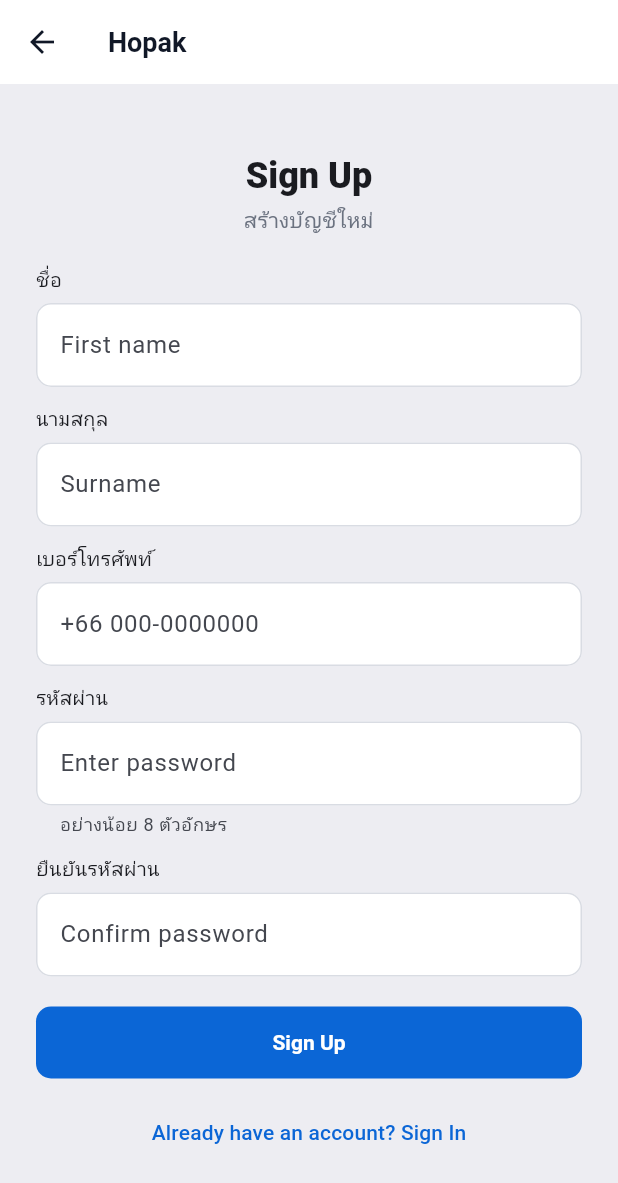
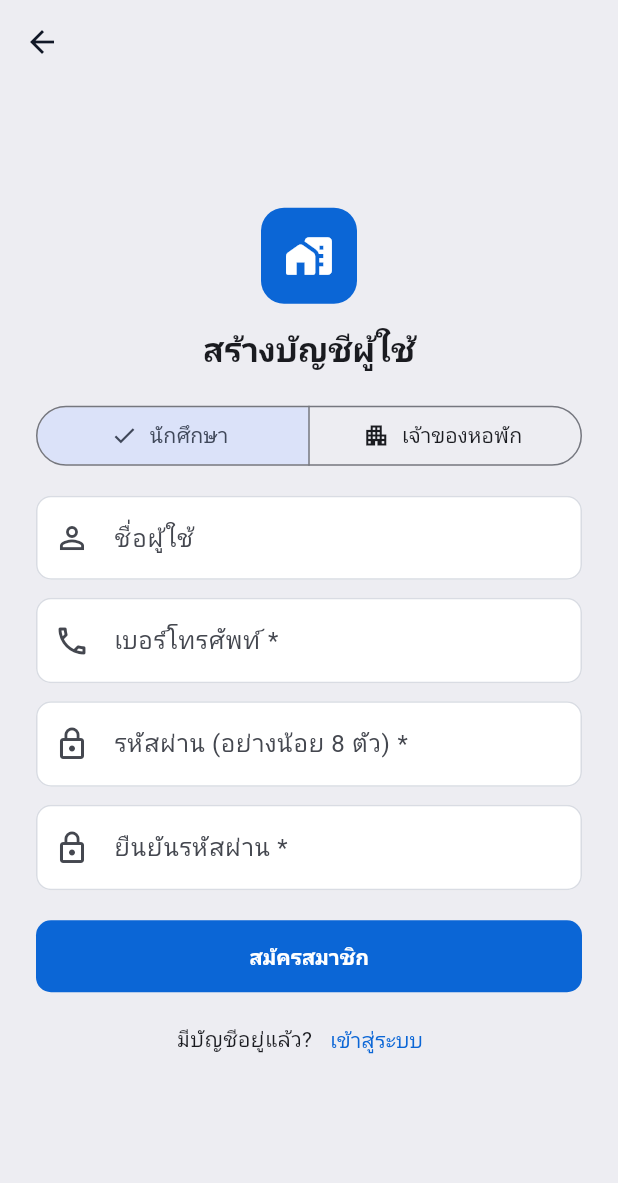
Before and after one commit to surachanon-Dev/Ho-Phak-, a Flutter app: the RegisterScreen screen opened directly with empty values, on a phone screen of 412 x 824 dp. Shown: the top 1183 px of the screen. Run offline on Flutter 3.47's test engine with Material 3 defaults, Android fonts, the phone set to English and light mode, and no system bars; our stand-ins replace file_picker, flutter_map, geolocator, image_picker, latlong2, shared_preferences; missing offline and left inert: dart:html; accounts and stored records are empty.

Commit message:
แก้ไข UI หน้า login กับ หน้า register

```diff
--- a/frontend/lib/features/auth/login/login_controller.dart
+++ b/frontend/lib/features/auth/login/login_controller.dart
@@ -27,11 +27,11 @@ class LoginController extends ChangeNotifier {
   CurrentUser? get user => _user;
 
   static const invalidCredentialsMessage =
-      'เบอร์โทรหรือรหัสผ่านไม่ถูกต้อง กรุณาลองอีกครั้ง';
+      'ชื่อผู้ใช้/เบอร์โทร หรือรหัสผ่านไม่ถูกต้อง กรุณาลองอีกครั้ง';
 
   /// ตรวจเบอร์: ต้องไม่ว่าง
   static String? validatePhone(String? value) =>
-      (value == null || value.trim().isEmpty) ? 'กรุณากรอกเบอร์โทรศัพท์' : null;
+      (value == null || value.trim().isEmpty) ? 'กรุณากรอกชื่อผู้ใช้หรือเบอร์โทร' : null;
 
   /// ตรวจรหัสผ่าน: ต้องไม่ว่าง
   static String? validatePassword(String? value) =>
--- a/frontend/lib/features/auth/register/register_controller.dart
+++ b/frontend/lib/features/auth/register/register_controller.dart
@@ -6,18 +6,25 @@ import 'package:hopak_frontend/features/auth/services/auth_service.dart';
 /// ข้อมูลฟอร์มสมัครสมาชิก
 class RegisterInput {
   const RegisterInput({
-    required this.firstName,
-    required this.surname,
+    this.username = '',
+    this.firstName = '',
+    this.surname = '',
     required this.phone,
     required this.password,
     required this.confirmPassword,
+    this.role,
   });
 
+  /// ชื่อผู้ใช้ (ไม่บังคับ)
+  final String username;
   final String firstName;
   final String surname;
   final String phone;
   final String password;
   final String confirmPassword;
+
+  /// 'student' หรือ 'owner' (null = ไม่ส่ง ให้ backend ใช้ค่าเริ่มต้น)
+  final String? role;
 }
 
 /// หน้าสมัครสมาชิก: ตรวจฟอร์ม ส่งคำขอ และแปลงข้อผิดพลาดเบอร์ซ้ำเป็นข้อความในฟอร์ม
@@ -56,6 +63,24 @@ class RegisterController extends ChangeNotifier {
   static String? validateConfirm(String? value, String password) =>
       value != password ? 'รหัสผ่านไม่ตรงกัน' : null;
 
+  static const maxUsernameLength = 50;
+
+  /// ชื่อผู้ใช้: ไม่บังคับ แต่ต้องไม่เกิน 50 ตัว
+  static String? validateUsername(String? value) =>
+      (value ?? '').trim().length > maxUsernameLength
+      ? 'ชื่อผู้ใช้ต้องไม่เกิน $maxUsernameLength ตัวอักษร'
+      : null;
+
+  /// เบอร์: ต้องกรอก และเป็นเบอร์ 10 หลักขึ้นต้นด้วย 0 (หรือ +66) เว้นวรรค/ขีดได้ ตรงกับที่ backend ตรวจ
+  static String? validatePhone(String? value) {
+    final v = (value ?? '').replaceAll(RegExp(r'[\s-]'), '');
+    if (v.isEmpty) return 'กรุณากรอกเบอร์โทรศัพท์';
+    final local = v.startsWith('+66') ? '0${v.substring(3)}' : v;
+    return RegExp(r'^0\d{9}$').hasMatch(local)
+        ? null
+        : 'เบอร์โทรต้องเป็นตัวเลข 10 หลัก ขึ้นต้นด้วย 0';
+  }
+
   /// เบอร์ซ้ำ: backend ตอบ 409 พร้อมข้อความที่มีคำว่า "เบอร์" หรือ "ถูกใช้"
   static bool isDuplicatePhone(Object error) {
     if (error is! ApiException) return false;
@@ -75,8 +100,10 @@ class RegisterController extends ChangeNotifier {
         input.phone.trim(),
         input.password,
         input.confirmPassword,
+        username: input.username.trim(),
         firstName: input.firstName.trim(),
         surname: input.surname.trim(),
+        role: input.role,
       );
       _done = true;
       return true;
--- a/frontend/lib/features/auth/register/register_screen.dart
+++ b/frontend/lib/features/auth/register/register_screen.dart
@@ -1,12 +1,13 @@
 import 'package:flutter/material.dart';
 
-import 'package:hopak_frontend/features/auth/register/register_controller.dart';
 import 'package:hopak_frontend/core/app_services.dart';
 import 'package:hopak_frontend/core/theme/app_theme.dart';
 import 'package:hopak_frontend/core/utils/error_handling.dart';
+import 'package:hopak_frontend/features/auth/register/register_controller.dart';
+import 'package:hopak_frontend/features/auth/widgets/auth_widgets.dart';
 
-/// หน้า Sign Up ตามดีไซน์: ชื่อ, นามสกุล, เบอร์โทร, รหัสผ่าน, ยืนยันรหัสผ่าน
-/// backend สร้างบัญชีเป็นนักศึกษาเสมอ ชื่อ-นามสกุลถูกส่งเป็น username
+/// หน้าสมัครสมาชิก: เลือกประเภท (นักศึกษา / เจ้าของหอพัก), ชื่อผู้ใช้, เบอร์โทร, รหัสผ่าน, ยืนยันรหัสผ่าน
+/// สมัครสำเร็จแล้วปิดหน้านี้และส่งเบอร์กลับไปให้หน้าเข้าสู่ระบบเติมให้
 class RegisterScreen extends StatefulWidget {
   const RegisterScreen({super.key, required this.services});
 
@@ -18,12 +19,12 @@ class RegisterScreen extends StatefulWidget {
 
 class _RegisterScreenState extends State<RegisterScreen> {
   final _formKey = GlobalKey<FormState>();
-  final _first = TextEditingController();
-  final _surname = TextEditingController();
+  final _username = TextEditingController();
   final _phone = TextEditingController();
   final _password = TextEditingController();
   final _confirm = TextEditingController();
   late final RegisterController _c;
+  String _role = 'student';
 
   @override
   void initState() {
@@ -40,7 +41,7 @@ class _RegisterScreenState extends State<RegisterScreen> {
   void dispose() {
     _c.removeListener(_onChanged);
     _c.dispose();
-    for (final c in [_first, _surname, _phone, _password, _confirm]) {
+    for (final c in [_username, _phone, _password, _confirm]) {
       c.dispose();
     }
     super.dispose();
@@ -50,11 +51,11 @@ class _RegisterScreenState extends State<RegisterScreen> {
     if (!_formKey.currentState!.validate()) return;
     final ok = await _c.submit(
       RegisterInput(
-        firstName: _first.text,
-        surname: _surname.text,
+        username: _username.text,
         phone: _phone.text,
         password: _password.text,
         confirmPassword: _confirm.text,
+        role: _role,
       ),
     );
     if (!mounted) return;
@@ -62,7 +63,7 @@ class _RegisterScreenState extends State<RegisterScreen> {
       await showDialog<void>(
         context: context,
         builder: (ctx) => AlertDialog(
-          title: const Text('Sign Up สำเร็จ'),
+          title: const Text('สมัครสมาชิกสำเร็จ'),
           content: const Text('เข้าสู่ระบบด้วยเบอร์โทรและรหัสผ่านที่สมัครไว้'),
           actions: [
             FilledButton(
@@ -72,117 +73,112 @@ class _RegisterScreenState extends State<RegisterScreen> {
           ],
         ),
       );
-      if (mounted) Navigator.of(context).pop();
+      if (mounted) Navigator.of(context).pop(_phone.text.trim());
     } else if (_c.failure != null) {
       showApiError(context, widget.services, _c.failure!);
     }
   }
-
-  Widget _label(String text) => Padding(
-    padding: const EdgeInsets.only(bottom: 6),
-    child: Text(text, style: const TextStyle(fontSize: 13)),
-  );
 
   @override
   Widget build(BuildContext context) {
     final theme = Theme.of(context);
     return Scaffold(
       appBar: AppBar(
-        title: const Text('Hopak'),
-        leading: BackButton(
-          onPressed: () => Navigator.of(context).popUntil((r) => r.isFirst),
+        backgroundColor: Colors.transparent,
+        leading: BackButton(onPressed: () => Navigator.of(context).maybePop()),
       ),
-      ),
-      body: Center(
+      body: SafeArea(
+        top: false,
+        child: Center(
           child: SingleChildScrollView(
-          padding: const EdgeInsets.all(24),
+            padding: const EdgeInsets.fromLTRB(24, 0, 24, 24),
             child: ConstrainedBox(
-            constraints: const BoxConstraints(maxWidth: 400),
+              constraints: const BoxConstraints(maxWidth: 420),
               child: Form(
                 key: _formKey,
                 child: Column(
                   mainAxisSize: MainAxisSize.min,
                   crossAxisAlignment: CrossAxisAlignment.stretch,
                   children: [
+                    const Center(child: HoPhakLogo(size: 64, showName: false)),
+                    const SizedBox(height: 16),
                     Text(
-                    'Sign Up',
-                    style: theme.textTheme.headlineSmall?.copyWith(
-                      fontWeight: FontWeight.w800,
-                    ),
+                      'สร้างบัญชีผู้ใช้',
                       textAlign: TextAlign.center,
-                  ),
-                  const SizedBox(height: 4),
-                  const Text(
-                    'สร้างบัญชีใหม่',
-                    style: TextStyle(color: AppColors.textMuted),
-                    textAlign: TextAlign.center,
+                      style: theme.textTheme.titleLarge?.copyWith(fontWeight: FontWeight.w700),
                     ),
                     const SizedBox(height: 20),
-                  _label('ชื่อ'),
+                    SegmentedButton<String>(
+                      segments: const [
+                        ButtonSegment(
+                          value: 'student',
+                          label: Text('นักศึกษา'),
+                          icon: Icon(Icons.school_outlined),
+                        ),
+                        ButtonSegment(
+                          value: 'owner',
+                          label: Text('เจ้าของหอพัก'),
+                          icon: Icon(Icons.apartment),
+                        ),
+                      ],
+                      selected: {_role},
+                      onSelectionChanged: _c.loading ? null : (s) => setState(() => _role = s.first),
+                    ),
+                    const SizedBox(height: 16),
                     TextFormField(
-                    controller: _first,
-                    decoration: const InputDecoration(hintText: 'First name'),
-                    validator: (v) => (v == null || v.trim().isEmpty)
-                        ? 'กรุณากรอกชื่อ'
-                        : null,
+                      key: const Key('register_username'),
+                      controller: _username,
+                      decoration: const InputDecoration(
+                        hintText: 'ชื่อผู้ใช้',
+                        prefixIcon: Icon(Icons.person_outline),
+                      ),
+                      validator: RegisterController.validateUsername,
                     ),
                     const SizedBox(height: 12),
-                  _label('นามสกุล'),
                     TextFormField(
-                    controller: _surname,
-                    decoration: const InputDecoration(hintText: 'Surname'),
-                    validator: (v) => (v == null || v.trim().isEmpty)
-                        ? 'กรุณากรอกนามสกุล'
-                        : null,
-                  ),
-                  const SizedBox(height: 12),
-                  _label('เบอร์โทรศัพท์'),
-                  TextFormField(
+                      key: const Key('register_phone'),
                       controller: _phone,
                       keyboardType: TextInputType.phone,
                       decoration: const InputDecoration(
-                      hintText: '+66 000-0000000',
+                        hintText: 'เบอร์โทรศัพท์ *',
+                        prefixIcon: Icon(Icons.phone_outlined),
                       ),
-                    validator: (v) => (v == null || v.trim().isEmpty)
-                        ? 'กรุณากรอกเบอร์โทรศัพท์'
-                        : null,
+                      validator: RegisterController.validatePhone,
                     ),
                     const SizedBox(height: 12),
-                  _label('รหัสผ่าน'),
                     TextFormField(
+                      key: const Key('register_password'),
                       controller: _password,
                       obscureText: true,
                       decoration: const InputDecoration(
-                      hintText: 'Enter password',
-                      helperText: 'อย่างน้อย 8 ตัวอักษร',
+                        hintText: 'รหัสผ่าน (อย่างน้อย 8 ตัว) *',
+                        prefixIcon: Icon(Icons.lock_outline),
                       ),
-                    validator: (v) => (v == null || v.length < 8)
-                        ? 'รหัสผ่านต้องยาวอย่างน้อย 8 ตัว'
-                        : null,
+                      validator: RegisterController.validatePassword,
                     ),
                     const SizedBox(height: 12),
-                  _label('ยืนยันรหัสผ่าน'),
                     TextFormField(
+                      key: const Key('register_confirm'),
                       controller: _confirm,
                       obscureText: true,
                       decoration: const InputDecoration(
-                      hintText: 'Confirm password',
+                        hintText: 'ยืนยันรหัสผ่าน *',
+                        prefixIcon: Icon(Icons.lock_outline),
                       ),
-                    validator: (v) =>
-                        v != _password.text ? 'รหัสผ่านไม่ตรงกัน' : null,
+                      validator: (v) => RegisterController.validateConfirm(v, _password.text),
                     ),
-                  if (_c.error != null) ...[
-                    const SizedBox(height: 8),
-                    Text(
-                      _c.error!,
-                      style: const TextStyle(
-                        color: AppColors.danger,
-                        fontSize: 12,
+                    if (_role == 'owner')
+                      const Padding(
+                        padding: EdgeInsets.only(top: 12),
+                        child: Text(
+                          'ตอนเพิ่มหอพัก ต้องแนบรูปหอและเอกสารแสดงความเป็นเจ้าของ แล้วรอผู้ดูแลระบบอนุมัติ',
+                          style: TextStyle(fontSize: 12, color: AppColors.textMuted),
                         ),
                       ),
-                  ],
+                    if (_c.error != null) AuthFormError(_c.error!),
                     const SizedBox(height: 20),
                     FilledButton(
+                      key: const Key('register_submit'),
                       onPressed: _c.loading ? null : _submit,
                       child: _c.loading
                           ? const SizedBox(
@@ -190,16 +186,16 @@ class _RegisterScreenState extends State<RegisterScreen> {
                               width: 20,
                               child: CircularProgressIndicator(strokeWidth: 2),
                             )
-                        : const Text('Sign Up'),
+                          : const Text('สมัครสมาชิก'),
                     ),
-                  const SizedBox(height: 12),
-                  Center(
-                    child: TextButton(
-                      onPressed: () => Navigator.of(context).pop(),
-                      child: const Text('Already have an account? Sign In'),
-                    ),
+                    const SizedBox(height: 8),
+                    AuthSwitchLink(
+                      question: 'มีบัญชีอยู่แล้ว?',
+                      action: 'เข้าสู่ระบบ',
+                      onPressed: () => Navigator.of(context).maybePop(),
                     ),
                   ],
+                ),
               ),
             ),
           ),
--- a/frontend/lib/features/auth/services/auth_service.dart
+++ b/frontend/lib/features/auth/services/auth_service.dart
@@ -11,15 +11,22 @@ class AuthService {
   /// id ผู้ใช้ล่าสุดจาก GET /api/me (ใช้เป็นกุญแจข้อมูลที่เก็บในเครื่อง)
   int? userId;
 
-  /// POST /api/login { phone, password } → { token, user }
+  /// true ถ้าค่าที่กรอกเป็นเบอร์โทร (0xxxxxxxxx หรือ +66xxxxxxxxx เว้นวรรค/ขีดได้)
+  static bool looksLikePhone(String value) =>
+      RegExp(r'^(\+66|0)\d{8,9}$').hasMatch(value.replaceAll(RegExp(r'[\s-]'), ''));
+
+  /// POST /api/login { phone, password } หรือ { username, password } → { token, user }
+  /// ถ้ากรอกเป็นเบอร์จะส่ง phone ถ้าไม่ใช่เบอร์จะส่ง username
   /// แล้วเรียก GET /api/me เพื่อตรวจ role และสถานะ
-  /// คืน null ถ้าเบอร์หรือรหัสผ่านไม่ถูกต้อง (401)
-  /// โยน ApiException ถ้าบัญชีไม่ใช่ owner หรือถูกระงับ
-  Future<CurrentUser?> login(String phone, String password) async {
+  /// คืน null ถ้าชื่อผู้ใช้/เบอร์ หรือรหัสผ่านไม่ถูกต้อง (401)
+  Future<CurrentUser?> login(String phoneOrUsername, String password) async {
     Object? data;
     try {
       data = await _api.post('/api/login', {
-        'phone': phone,
+        if (looksLikePhone(phoneOrUsername))
+          'phone': phoneOrUsername
+        else
+          'username': phoneOrUsername,
         'password': password,
       });
     } on ApiException catch (e) {
@@ -45,21 +52,25 @@ class AuthService {
     return user;
   }
 
-  /// POST /api/auth/register { phone, password, confirmPassword }
-  /// backend สร้างบัญชีเป็น student เสมอ
+  /// POST /api/auth/register { phone, password, confirmPassword, username?, role }
+  /// role: 'student' หรือ 'owner' (backend ต้องรองรับการรับ role ด้วย)
   Future<void> register(
     String phone,
     String password,
     String confirmPassword, {
+    String? username,
     String? firstName,
     String? surname,
+    String? role,
   }) async {
     await _api.post('/api/auth/register', {
       'phone': phone,
       'password': password,
       'confirmPassword': confirmPassword,
+      if (username != null && username.isNotEmpty) 'username': username,
       if (firstName != null && firstName.isNotEmpty) 'first_name': firstName,
       if (surname != null && surname.isNotEmpty) 'surname': surname,
+      if (role != null) 'role': role,
     });
   }
 
--- /dev/null
+++ b/frontend/lib/features/auth/widgets/auth_widgets.dart
@@ -0,0 +1,76 @@
+import 'package:flutter/material.dart';
+
+import 'package:hopak_frontend/core/theme/app_theme.dart';
+
+/// โลโก้ Ho-Phak: กล่องสีหลักมุมโค้ง + ไอคอนบ้าน (ใช้ในหน้าเข้าสู่ระบบและสมัครสมาชิก)
+class HoPhakLogo extends StatelessWidget {
+  const HoPhakLogo({super.key, this.size = 88, this.showName = true});
+
+  final double size;
+
+  /// แสดงชื่อแอปและสโลแกนใต้โลโก้
+  final bool showName;
+
+  @override
+  Widget build(BuildContext context) {
+    return Column(
+      mainAxisSize: MainAxisSize.min,
+      children: [
+        Container(
+          width: size,
+          height: size,
+          decoration: BoxDecoration(
+            color: AppColors.primary,
+            borderRadius: BorderRadius.circular(size * 0.24),
+          ),
+          child: Icon(Icons.home_work_rounded, color: Colors.white, size: size * 0.52),
+        ),
+        if (showName) ...[
+          const SizedBox(height: 12),
+          const Text(
+            'Ho-Phak',
+            style: TextStyle(fontSize: 32, fontWeight: FontWeight.w700, color: Color(0xFF111827)),
+          ),
+          const SizedBox(height: 4),
+          const Text(
+            'Find your place, feel at home.',
+            style: TextStyle(fontSize: 13, color: AppColors.textMuted),
+          ),
+        ],
+      ],
+    );
+  }
+}
+
+/// ข้อความลิงก์ท้ายฟอร์ม เช่น "ยังไม่มีบัญชี? สมัครสมาชิก"
+class AuthSwitchLink extends StatelessWidget {
+  const AuthSwitchLink({super.key, required this.question, required this.action, required this.onPressed});
+
+  final String question;
+  final String action;
+  final VoidCallback? onPressed;
+
+  @override
+  Widget build(BuildContext context) {
+    return Row(
+      mainAxisAlignment: MainAxisAlignment.center,
+      children: [
+        Text(question),
+        TextButton(onPressed: onPressed, child: Text(action)),
+      ],
+    );
+  }
+}
+
+/// ข้อความ error สีแดงใต้ฟอร์ม
+class AuthFormError extends StatelessWidget {
+  const AuthFormError(this.message, {super.key});
+
+  final String message;
+
+  @override
+  Widget build(BuildContext context) => Padding(
+    padding: const EdgeInsets.only(top: 8),
+    child: Text(message, style: const TextStyle(color: AppColors.danger, fontSize: 12)),
+  );
+}
```
Also changed, not shown: frontend/lib/controller/student/student_home_controller.dart (added, +55 -0 lines), frontend/lib/features/auth/login/login_screen.dart (+60 -61 lines), frontend/lib/features/auth/welcome/welcome_screen.dart (+51 -50 lines), 3 other files. Lines whose indentation alone changed are shown as unchanged.
